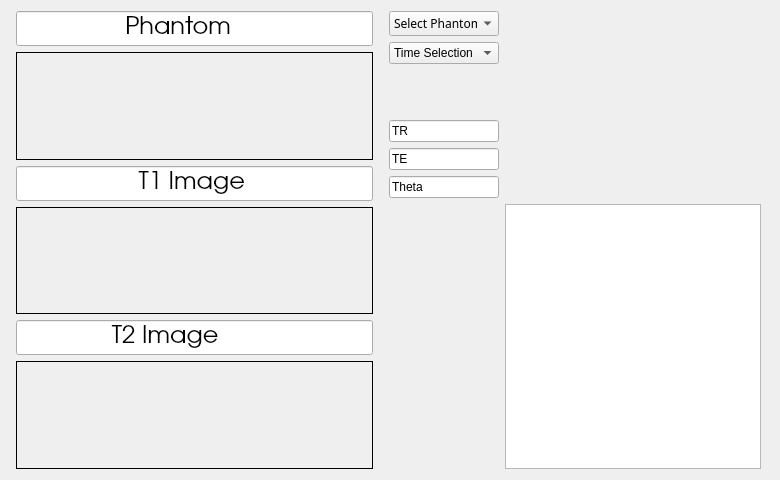
Above: MRI-Phantom.ui from AmrMahmoud2/MRI_TASK2_DigitalPhantom before the change. Below: the same form after it.
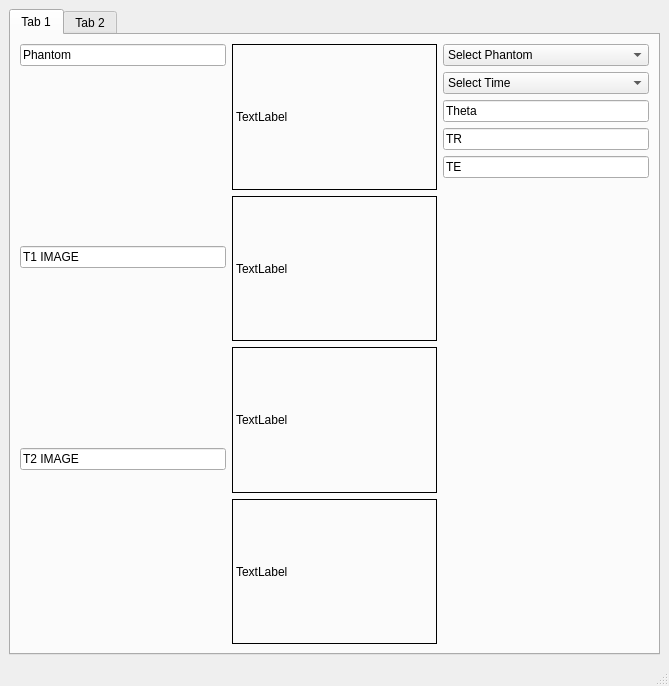
That is the form after the change. Custom widgets are drawn as their Qt base class.

```diff
--- a/MRI-Phantom.ui
+++ b/MRI-Phantom.ui
@@ -1,275 +1,63 @@
 <?xml version="1.0" encoding="UTF-8"?>
 <ui version="4.0">
- <class>Dialog</class>
- <widget class="QDialog" name="Dialog">
+ <class>MainWindow</class>
+ <widget class="QMainWindow" name="MainWindow">
   <property name="geometry">
    <rect>
     <x>0</x>
     <y>0</y>
-    <width>780</width>
-    <height>480</height>
+    <width>669</width>
+    <height>686</height>
    </rect>
   </property>
   <property name="windowTitle">
    <string>Dialog</string>
   </property>
-  <layout class="QHBoxLayout" name="horizontalLayout_2">
+  <widget class="QWidget" name="centralwidget">
+   <layout class="QHBoxLayout" name="horizontalLayout_3">
    <item>
+     <widget class="QTabWidget" name="tabWidget">
+      <property name="currentIndex">
+       <number>0</number>
+      </property>
+      <widget class="QWidget" name="tab">
+       <attribute name="title">
+        <string>Tab 1</string>
+       </attribute>
     <layout class="QHBoxLayout" name="horizontalLayout">
      <item>
-      <spacer name="horizontalSpacer">
-       <property name="orientation">
-        <enum>Qt::Horizontal</enum>
-       </property>
-       <property name="sizeType">
-        <enum>QSizePolicy::Preferred</enum>
-       </property>
-       <property name="sizeHint" stdset="0">
-        <size>
-         <width>5</width>
-         <height>5</height>
-        </size>
-       </property>
-      </spacer>
-     </item>
-     <item>
-      <layout class="QVBoxLayout" name="verticalLayout_5">
-       <item>
-        <widget class="QLineEdit" name="text_2">
-         <property name="font">
-          <font>
-           <family>URW Gothic L</family>
-           <pointsize>18</pointsize>
-           <weight>50</weight>
-           <bold>false</bold>
-           <stylestrategy>PreferDefault</stylestrategy>
-          </font>
-         </property>
-         <property name="text">
-          <string>                Phantom</string>
-         </property>
-        </widget>
-       </item>
-       <item>
-        <widget class="QLabel" name="l1">
-         <property name="minimumSize">
-          <size>
-           <width>0</width>
-           <height>0</height>
-          </size>
-         </property>
-         <property name="maximumSize">
-          <size>
-           <width>512</width>
-           <height>512</height>
-          </size>
-         </property>
-         <property name="frameShape">
-          <enum>QFrame::Box</enum>
-         </property>
-         <property name="text">
-          <string/>
-         </property>
-         <property name="scaledContents">
-          <bool>true</bool>
-         </property>
-        </widget>
-       </item>
-       <item>
-        <widget class="QLineEdit" name="text_5">
-         <property name="font">
-          <font>
-           <family>URW Gothic L</family>
-           <pointsize>18</pointsize>
-           <weight>50</weight>
-           <bold>false</bold>
-           <stylestrategy>PreferDefault</stylestrategy>
-          </font>
-         </property>
-         <property name="text">
-          <string>                  T1 Image</string>
-         </property>
-        </widget>
-       </item>
-       <item>
-        <widget class="QLabel" name="l2">
-         <property name="minimumSize">
-          <size>
-           <width>0</width>
-           <height>0</height>
-          </size>
-         </property>
-         <property name="maximumSize">
-          <size>
-           <width>512</width>
-           <height>512</height>
-          </size>
-         </property>
-         <property name="styleSheet">
-          <string notr="true">border-color: rgb(204, 0, 0);</string>
-         </property>
-         <property name="frameShape">
-          <enum>QFrame::Box</enum>
-         </property>
-         <property name="text">
-          <string/>
-         </property>
-         <property name="scaledContents">
-          <bool>true</bool>
-         </property>
-        </widget>
-       </item>
-       <item>
-        <widget class="QLineEdit" name="text_6">
-         <property name="font">
-          <font>
-           <family>URW Gothic L</family>
-           <pointsize>18</pointsize>
-           <weight>50</weight>
-           <bold>false</bold>
-           <stylestrategy>PreferDefault</stylestrategy>
-          </font>
-         </property>
-         <property name="text">
-          <string>              T2 Image</string>
-         </property>
-        </widget>
-       </item>
-       <item>
-        <widget class="QLabel" name="l3">
-         <property name="maximumSize">
-          <size>
-           <width>512</width>
-           <height>512</height>
-          </size>
-         </property>
-         <property name="frameShape">
-          <enum>QFrame::Box</enum>
-         </property>
-         <property name="text">
-          <string/>
-         </property>
-         <property name="scaledContents">
-          <bool>true</bool>
-         </property>
-        </widget>
-       </item>
-      </layout>
-     </item>
-     <item>
-      <spacer name="horizontalSpacer_2">
-       <property name="orientation">
-        <enum>Qt::Horizontal</enum>
-       </property>
-       <property name="sizeType">
-        <enum>QSizePolicy::Preferred</enum>
-       </property>
-       <property name="sizeHint" stdset="0">
-        <size>
-         <width>10</width>
-         <height>20</height>
-        </size>
-       </property>
-      </spacer>
-     </item>
-     <item>
-      <layout class="QVBoxLayout" name="verticalLayout_4">
-       <property name="rightMargin">
-        <number>8</number>
-       </property>
-       <item>
         <layout class="QGridLayout" name="gridLayout">
-         <item row="7" column="0">
+          <item row="0" column="0">
+           <layout class="QGridLayout" name="gridLayout_4">
+            <item row="0" column="0">
+             <layout class="QVBoxLayout" name="verticalLayout">
+              <item>
           <spacer name="verticalSpacer">
            <property name="orientation">
             <enum>Qt::Vertical</enum>
            </property>
-           <property name="sizeType">
-            <enum>QSizePolicy::Preferred</enum>
-           </property>
            <property name="sizeHint" stdset="0">
             <size>
              <width>20</width>
-             <height>200</height>
+                  <height>40</height>
             </size>
            </property>
           </spacer>
          </item>
-         <item row="0" column="0">
-          <widget class="QComboBox" name="cb">
+              <item>
+               <widget class="QLineEdit" name="lineEdit_2">
            <property name="sizePolicy">
-            <sizepolicy hsizetype="Ignored" vsizetype="Preferred">
+                 <sizepolicy hsizetype="Preferred" vsizetype="Preferred">
              <horstretch>0</horstretch>
              <verstretch>0</verstretch>
             </sizepolicy>
            </property>
-           <property name="font">
-            <font>
-             <family>NanumBarunGothic</family>
-            </font>
-           </property>
-           <property name="editable">
-            <bool>false</bool>
-           </property>
-           <property name="currentText">
-            <string>Select Phantom</string>
-           </property>
-           <property name="currentIndex">
-            <number>0</number>
-           </property>
-           <item>
             <property name="text">
-             <string>Select Phantom</string>
-            </property>
-           </item>
-           <item>
-            <property name="text">
-             <string>Shepp-Logan phantom</string>
-            </property>
-           </item>
-           <item>
-            <property name="text">
-             <string>Piecewise-Smooth Shepp-Logan phantom</string>
-            </property>
-           </item>
-           <item>
-            <property name="text">
-             <string>Defrise phantom with vertical ellipses</string>
-            </property>
-           </item>
-           <item>
-            <property name="text">
-             <string>'QRM' phantom (ellipses)</string>
-            </property>
-           </item>
-           <item>
-            <property name="text">
-             <string>1 cone</string>
-            </property>
-           </item>
-           <item>
-            <property name="text">
-             <string>1 rectangular</string>
-            </property>
-           </item>
-           <item>
-            <property name="text">
-             <string>composite</string>
-            </property>
-           </item>
-           <item>
-            <property name="text">
-             <string>composite of 6 gaussians + 1 parabola</string>
-            </property>
-           </item>
-           <item>
-            <property name="text">
-             <string/>
-            </property>
-           </item>
-          </widget>
-         </item>
-         <item row="2" column="0">
+                 <string>Phantom</string>
+                </property>
+               </widget>
+              </item>
+              <item>
           <spacer name="verticalSpacer_2">
            <property name="orientation">
             <enum>Qt::Vertical</enum>
@@ -280,57 +68,276 @@
            <property name="sizeHint" stdset="0">
             <size>
              <width>20</width>
-             <height>50</height>
+                  <height>500</height>
             </size>
            </property>
           </spacer>
+              </item>
+              <item>
+               <widget class="QLineEdit" name="lineEdit_3">
+                <property name="sizePolicy">
+                 <sizepolicy hsizetype="Preferred" vsizetype="Preferred">
+                  <horstretch>0</horstretch>
+                  <verstretch>0</verstretch>
+                 </sizepolicy>
+                </property>
+                <property name="text">
+                 <string>T1 IMAGE</string>
+                </property>
+               </widget>
+              </item>
+              <item>
+               <spacer name="verticalSpacer_3">
+                <property name="orientation">
+                 <enum>Qt::Vertical</enum>
+                </property>
+                <property name="sizeType">
+                 <enum>QSizePolicy::Preferred</enum>
+                </property>
+                <property name="sizeHint" stdset="0">
+                 <size>
+                  <width>20</width>
+                  <height>500</height>
+                 </size>
+                </property>
+               </spacer>
+              </item>
+              <item>
+               <widget class="QLineEdit" name="lineEdit">
+                <property name="sizePolicy">
+                 <sizepolicy hsizetype="Preferred" vsizetype="Preferred">
+                  <horstretch>0</horstretch>
+                  <verstretch>0</verstretch>
+                 </sizepolicy>
+                </property>
+                <property name="text">
+                 <string>T2 IMAGE</string>
+                </property>
+               </widget>
+              </item>
+              <item>
+               <spacer name="verticalSpacer_4">
+                <property name="orientation">
+                 <enum>Qt::Vertical</enum>
+                </property>
+                <property name="sizeType">
+                 <enum>QSizePolicy::Preferred</enum>
+                </property>
+                <property name="sizeHint" stdset="0">
+                 <size>
+                  <width>20</width>
+                  <height>500</height>
+                 </size>
+                </property>
+               </spacer>
+              </item>
+             </layout>
+            </item>
+           </layout>
+          </item>
+          <item row="0" column="1">
+           <layout class="QGridLayout" name="gridLayout_8">
+            <item row="2" column="0">
+             <widget class="QLabel" name="l3">
+              <property name="frameShape">
+               <enum>QFrame::Box</enum>
+              </property>
+              <property name="text">
+               <string>TextLabel</string>
+              </property>
+              <property name="scaledContents">
+               <bool>true</bool>
+              </property>
+             </widget>
+            </item>
+            <item row="0" column="0">
+             <widget class="QLabel" name="l1">
+              <property name="frameShape">
+               <enum>QFrame::Box</enum>
+              </property>
+              <property name="text">
+               <string>TextLabel</string>
+              </property>
+              <property name="scaledContents">
+               <bool>true</bool>
+              </property>
+             </widget>
+            </item>
+            <item row="1" column="0">
+             <widget class="QLabel" name="l2">
+              <property name="frameShape">
+               <enum>QFrame::Box</enum>
+              </property>
+              <property name="text">
+               <string>TextLabel</string>
+              </property>
+              <property name="scaledContents">
+               <bool>true</bool>
+              </property>
+             </widget>
+            </item>
+            <item row="3" column="0">
+             <widget class="QLabel" name="l4">
+              <property name="frameShape">
+               <enum>QFrame::Box</enum>
+              </property>
+              <property name="text">
+               <string>TextLabel</string>
+              </property>
+              <property name="scaledContents">
+               <bool>true</bool>
+              </property>
+             </widget>
+            </item>
+           </layout>
+          </item>
+          <item row="0" column="2">
+           <layout class="QGridLayout" name="gridLayout_2">
+            <item row="2" column="0">
+             <widget class="QLineEdit" name="edit1">
+              <property name="sizePolicy">
+               <sizepolicy hsizetype="Preferred" vsizetype="Preferred">
+                <horstretch>0</horstretch>
+                <verstretch>0</verstretch>
+               </sizepolicy>
+              </property>
+              <property name="text">
+               <string>Theta</string>
+              </property>
+             </widget>
          </item>
          <item row="4" column="0">
-          <widget class="QLineEdit" name="lineEdit_4">
+             <widget class="QLineEdit" name="edit3">
+              <property name="sizePolicy">
+               <sizepolicy hsizetype="Preferred" vsizetype="Preferred">
+                <horstretch>0</horstretch>
+                <verstretch>0</verstretch>
+               </sizepolicy>
+              </property>
            <property name="text">
-            <string>TR</string>
+               <string>TE</string>
            </property>
           </widget>
          </item>
          <item row="1" column="0">
           <widget class="QComboBox" name="cb2">
+              <item>
+               <property name="text">
+                <string>Select Time</string>
+               </property>
+              </item>
+             </widget>
+            </item>
+            <item row="0" column="0">
+             <widget class="QComboBox" name="cb">
+              <item>
+               <property name="text">
+                <string>Select Phantom</string>
+               </property>
+              </item>
+              <item>
+               <property name="text">
+                <string>Shepp-Logan phantom</string>
+               </property>
+              </item>
+             </widget>
+            </item>
+            <item row="3" column="0">
+             <widget class="QLineEdit" name="edit2">
            <property name="sizePolicy">
             <sizepolicy hsizetype="Preferred" vsizetype="Preferred">
              <horstretch>0</horstretch>
              <verstretch>0</verstretch>
             </sizepolicy>
            </property>
-           <item>
             <property name="text">
-             <string>Time Selection</string>
-            </property>
-           </item>
+               <string>TR</string>
+              </property>
           </widget>
          </item>
          <item row="5" column="0">
-          <widget class="QLineEdit" name="lineEdit_5">
-           <property name="text">
-            <string>TE</string>
-           </property>
-          </widget>
-         </item>
-         <item row="6" column="0">
-          <widget class="QLineEdit" name="lineEdit_7">
-           <property name="text">
-            <string>Theta</string>
-           </property>
-          </widget>
-         </item>
-         <item row="7" column="1">
+             <spacer name="verticalSpacer_5">
+              <property name="orientation">
+               <enum>Qt::Vertical</enum>
+              </property>
+              <property name="sizeHint" stdset="0">
+               <size>
+                <width>20</width>
+                <height>40</height>
+               </size>
+              </property>
+             </spacer>
+            </item>
+           </layout>
+          </item>
+         </layout>
+        </item>
+       </layout>
+      </widget>
+      <widget class="QWidget" name="tab_2">
+       <attribute name="title">
+        <string>Tab 2</string>
+       </attribute>
+       <layout class="QHBoxLayout" name="horizontalLayout_2">
+        <item>
+         <layout class="QGridLayout" name="gridLayout_3">
+          <item row="2" column="2">
+           <widget class="PlotWidget" name="graphicsView_4"/>
+          </item>
+          <item row="0" column="2">
+           <widget class="PlotWidget" name="graphicsView_3"/>
+          </item>
+          <item row="0" column="1">
+           <spacer name="horizontalSpacer">
+            <property name="orientation">
+             <enum>Qt::Horizontal</enum>
+            </property>
+            <property name="sizeHint" stdset="0">
+             <size>
+              <width>40</width>
+              <height>20</height>
+             </size>
+            </property>
+           </spacer>
+          </item>
+          <item row="0" column="0">
           <widget class="PlotWidget" name="graphicsView"/>
          </item>
-        </layout>
-       </item>
+          <item row="2" column="0">
+           <widget class="PlotWidget" name="graphicsView_2"/>
+          </item>
+          <item row="1" column="0">
+           <spacer name="verticalSpacer_6">
+            <property name="orientation">
+             <enum>Qt::Vertical</enum>
+            </property>
+            <property name="sizeHint" stdset="0">
+             <size>
+              <width>20</width>
+              <height>40</height>
+             </size>
+            </property>
+           </spacer>
+          </item>
       </layout>
      </item>
     </layout>
-   </item>
-  </layout>
+      </widget>
+     </widget>
+    </item>
+   </layout>
+  </widget>
+  <widget class="QMenuBar" name="menubar">
+   <property name="geometry">
+    <rect>
+     <x>0</x>
+     <y>0</y>
+     <width>669</width>
+     <height>22</height>
+    </rect>
+   </property>
+  </widget>
+  <widget class="QStatusBar" name="statusbar"/>
  </widget>
  <customwidgets>
   <customwidget>
```
Left out of the diff: 2 changed lines with no effect on the pictures. Lines whose indentation alone changed are shown as unchanged.
